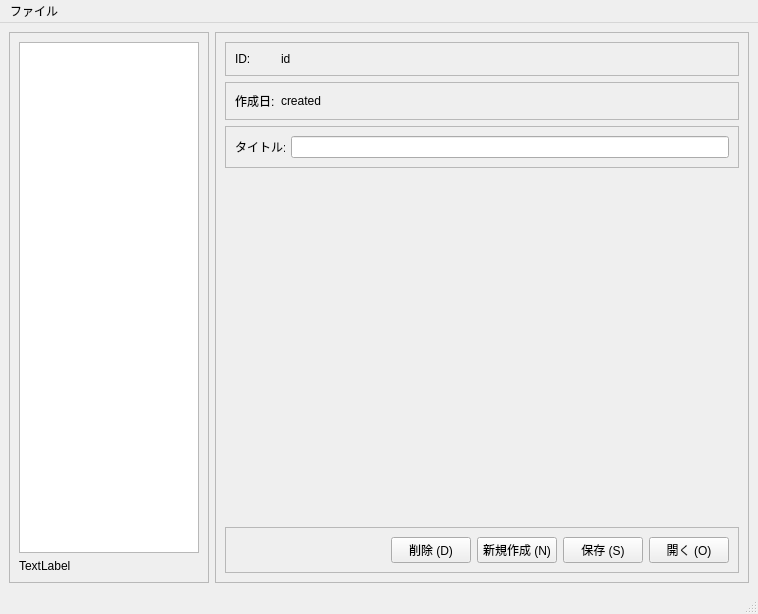
Old version of the form ui/note.ui in the repository narupo/note.
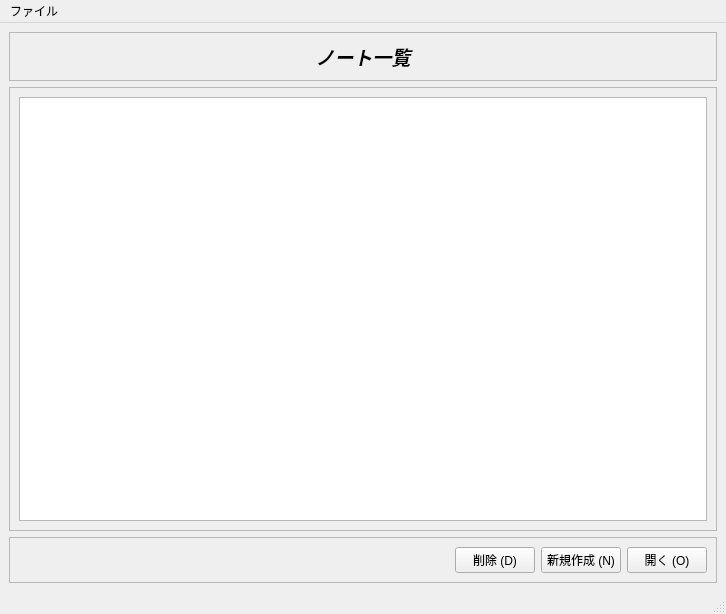
New version of the form. Icons and pictures are not drawn.

Diff of the .ui file:
```diff
--- a/ui/note.ui
+++ b/ui/note.ui
@@ -6,7 +6,7 @@
    <rect>
     <x>0</x>
     <y>0</y>
-    <width>758</width>
+    <width>726</width>
     <height>614</height>
    </rect>
   </property>
@@ -16,44 +16,16 @@
   <widget class="QWidget" name="centralwidget">
    <layout class="QGridLayout" name="gridLayout_4">
     <item row="0" column="0">
-     <widget class="QFrame" name="frame">
-      <property name="maximumSize">
-       <size>
-        <width>200</width>
-        <height>16777215</height>
-       </size>
-      </property>
-      <property name="frameShape">
-       <enum>QFrame::StyledPanel</enum>
-      </property>
-      <property name="frameShadow">
-       <enum>QFrame::Raised</enum>
-      </property>
-      <layout class="QGridLayout" name="gridLayout">
-       <item row="0" column="0">
-        <widget class="QTableView" name="tableView"/>
-       </item>
-       <item row="1" column="0">
-        <widget class="QLabel" name="listInfoLabel">
-         <property name="text">
-          <string>TextLabel</string>
-         </property>
-        </widget>
-       </item>
-      </layout>
-     </widget>
-    </item>
-    <item row="0" column="1">
      <widget class="QFrame" name="frame_2">
-      <property name="frameShape">
-       <enum>QFrame::StyledPanel</enum>
+      <property name="font">
+       <font>
+        <family>MS Serif</family>
+        <pointsize>14</pointsize>
+        <weight>50</weight>
+        <italic>true</italic>
+        <bold>false</bold>
+       </font>
       </property>
-      <property name="frameShadow">
-       <enum>QFrame::Raised</enum>
-      </property>
-      <layout class="QGridLayout" name="gridLayout_7">
-       <item row="0" column="0">
-        <widget class="QFrame" name="frame_4">
          <property name="frameShape">
           <enum>QFrame::StyledPanel</enum>
          </property>
@@ -62,115 +34,47 @@
          </property>
          <layout class="QGridLayout" name="gridLayout_3">
           <item row="0" column="0">
-           <widget class="QLabel" name="idLabel">
-            <property name="maximumSize">
-             <size>
-              <width>40</width>
-              <height>16777215</height>
-             </size>
+        <widget class="QLabel" name="titleLabel">
+         <property name="font">
+          <font>
+           <family>メイリオ</family>
+           <weight>75</weight>
+           <bold>true</bold>
+          </font>
             </property>
             <property name="text">
-             <string>ID:</string>
-            </property>
-           </widget>
-          </item>
-          <item row="0" column="1">
-           <widget class="QLabel" name="idValueLabel">
+          <string>ノート一覧</string>
+         </property>
+         <property name="alignment">
+          <set>Qt::AlignCenter</set>
+         </property>
+        </widget>
+       </item>
+      </layout>
+     </widget>
+    </item>
+    <item row="1" column="0">
+     <widget class="QFrame" name="frame">
             <property name="maximumSize">
              <size>
               <width>16777215</width>
-              <height>100</height>
-             </size>
-            </property>
-            <property name="text">
-             <string>id</string>
-            </property>
-           </widget>
-          </item>
-         </layout>
-        </widget>
-       </item>
-       <item row="1" column="0">
-        <widget class="QFrame" name="frame_6">
+        <height>16777215</height>
+       </size>
+      </property>
          <property name="frameShape">
           <enum>QFrame::StyledPanel</enum>
          </property>
          <property name="frameShadow">
           <enum>QFrame::Raised</enum>
          </property>
-         <layout class="QGridLayout" name="gridLayout_5">
+      <layout class="QGridLayout" name="gridLayout">
           <item row="0" column="0">
-           <widget class="QLabel" name="createdLabel">
-            <property name="maximumSize">
-             <size>
-              <width>40</width>
-              <height>16777215</height>
-             </size>
-            </property>
-            <property name="text">
-             <string>作成日:</string>
-            </property>
-           </widget>
-          </item>
-          <item row="0" column="1">
-           <widget class="QLabel" name="createdValueLabel">
-            <property name="text">
-             <string>created</string>
-            </property>
-           </widget>
+        <widget class="QTableView" name="noteTable"/>
           </item>
          </layout>
         </widget>
        </item>
        <item row="2" column="0">
-        <widget class="QFrame" name="frame_7">
-         <property name="frameShape">
-          <enum>QFrame::StyledPanel</enum>
-         </property>
-         <property name="frameShadow">
-          <enum>QFrame::Raised</enum>
-         </property>
-         <layout class="QGridLayout" name="gridLayout_6">
-          <item row="0" column="0">
-           <widget class="QLabel" name="titleLabel">
-            <property name="maximumSize">
-             <size>
-              <width>50</width>
-              <height>16777215</height>
-             </size>
-            </property>
-            <property name="text">
-             <string>タイトル:</string>
-            </property>
-           </widget>
-          </item>
-          <item row="0" column="1">
-           <widget class="QLineEdit" name="titleEdit">
-            <property name="maximumSize">
-             <size>
-              <width>10000000</width>
-              <height>16777215</height>
-             </size>
-            </property>
-           </widget>
-          </item>
-         </layout>
-        </widget>
-       </item>
-       <item row="3" column="0">
-        <spacer name="verticalSpacer">
-         <property name="orientation">
-          <enum>Qt::Vertical</enum>
-         </property>
-         <property name="sizeHint" stdset="0">
-          <size>
-           <width>20</width>
-           <height>40</height>
-          </size>
-         </property>
-        </spacer>
-       </item>
-       <item row="4" column="0">
         <widget class="QFrame" name="frame_3">
          <property name="frameShape">
           <enum>QFrame::StyledPanel</enum>
@@ -179,28 +83,6 @@
           <enum>QFrame::Raised</enum>
          </property>
          <layout class="QGridLayout" name="gridLayout_2">
-          <item row="0" column="3">
-           <widget class="QPushButton" name="saveButton">
-            <property name="text">
-             <string>保存 (S)</string>
-            </property>
-            <property name="icon">
-             <iconset resource="resources.qrc">
-              <normaloff>:/icon/assets/icon/maps-and-flags.svg</normaloff>:/icon/assets/icon/maps-and-flags.svg</iconset>
-            </property>
-           </widget>
-          </item>
-          <item row="0" column="1">
-           <widget class="QPushButton" name="deleteButton">
-            <property name="text">
-             <string>削除 (D)</string>
-            </property>
-            <property name="icon">
-             <iconset resource="resources.qrc">
-              <normaloff>:/icon/assets/icon/delete.svg</normaloff>:/icon/assets/icon/delete.svg</iconset>
-            </property>
-           </widget>
-          </item>
           <item row="0" column="0">
            <spacer name="horizontalSpacer">
             <property name="orientation">
@@ -214,6 +96,17 @@
             </property>
            </spacer>
           </item>
+       <item row="0" column="1">
+        <widget class="QPushButton" name="deleteButton">
+         <property name="text">
+          <string>削除 (D)</string>
+         </property>
+         <property name="icon">
+          <iconset resource="resources.qrc">
+           <normaloff>:/icon/assets/icon/delete.svg</normaloff>:/icon/assets/icon/delete.svg</iconset>
+         </property>
+        </widget>
+       </item>
           <item row="0" column="2">
            <widget class="QPushButton" name="newButton">
             <property name="text">
@@ -225,8 +118,8 @@
             </property>
            </widget>
           </item>
-          <item row="0" column="4">
-           <widget class="QPushButton" name="pushButton">
+       <item row="0" column="3">
+        <widget class="QPushButton" name="openButton">
             <property name="text">
              <string>開く (O)</string>
             </property>
@@ -241,15 +134,12 @@
        </item>
       </layout>
      </widget>
-    </item>
-   </layout>
-  </widget>
   <widget class="QMenuBar" name="menubar">
    <property name="geometry">
     <rect>
      <x>0</x>
      <y>0</y>
-     <width>758</width>
+     <width>726</width>
      <height>21</height>
     </rect>
    </property>
@@ -257,16 +147,16 @@
     <property name="title">
      <string>ファイル</string>
     </property>
-    <addaction name="actionCreate_new_note"/>
-    <addaction name="actionSave_note"/>
-    <addaction name="actionDelete_note_D"/>
+    <addaction name="actionNewNote"/>
+    <addaction name="actionDeleteNote"/>
+    <addaction name="actionOpenNote"/>
     <addaction name="separator"/>
-    <addaction name="actionClose_window_X"/>
+    <addaction name="actionCloseWindow"/>
    </widget>
    <addaction name="menu"/>
   </widget>
   <widget class="QStatusBar" name="statusbar"/>
-  <action name="actionCreate_new_note">
+  <action name="actionNewNote">
    <property name="icon">
     <iconset resource="resources.qrc">
      <normaloff>:/icon/assets/icon/new.svg</normaloff>:/icon/assets/icon/new.svg</iconset>
@@ -275,7 +165,7 @@
     <string>Create new note (N)</string>
    </property>
   </action>
-  <action name="actionSave_note">
+  <action name="actionSaveNote">
    <property name="icon">
     <iconset resource="resources.qrc">
      <normaloff>:/icon/assets/icon/maps-and-flags.svg</normaloff>:/icon/assets/icon/maps-and-flags.svg</iconset>
@@ -284,7 +174,7 @@
     <string>Save note (S)</string>
    </property>
   </action>
-  <action name="actionDelete_note_D">
+  <action name="actionDeleteNote">
    <property name="icon">
     <iconset resource="resources.qrc">
      <normaloff>:/icon/assets/icon/delete.svg</normaloff>:/icon/assets/icon/delete.svg</iconset>
@@ -293,7 +183,7 @@
     <string>Delete note (D)</string>
    </property>
   </action>
-  <action name="actionClose_window_X">
+  <action name="actionCloseWindow">
    <property name="icon">
     <iconset resource="resources.qrc">
      <normaloff>:/icon/assets/icon/moon.svg</normaloff>:/icon/assets/icon/moon.svg</iconset>
@@ -302,6 +192,15 @@
     <string>Close window (X)</string>
    </property>
   </action>
+  <action name="actionOpenNote">
+   <property name="icon">
+    <iconset resource="resources.qrc">
+     <normaloff>:/icon/assets/icon/note.svg</normaloff>:/icon/assets/icon/note.svg</iconset>
+   </property>
+   <property name="text">
+    <string>Open note</string>
+   </property>
+  </action>
  </widget>
  <resources>
   <include location="resources.qrc"/>
```
Lines whose indentation alone changed are shown as unchanged.
